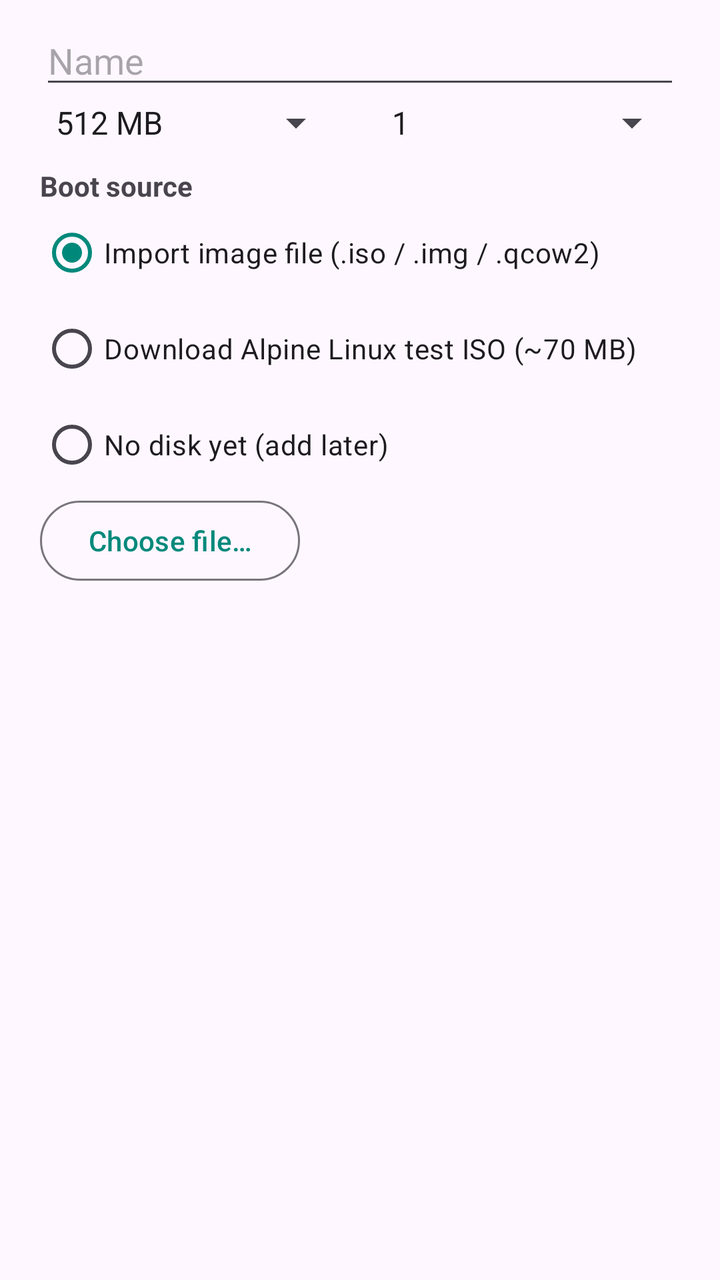
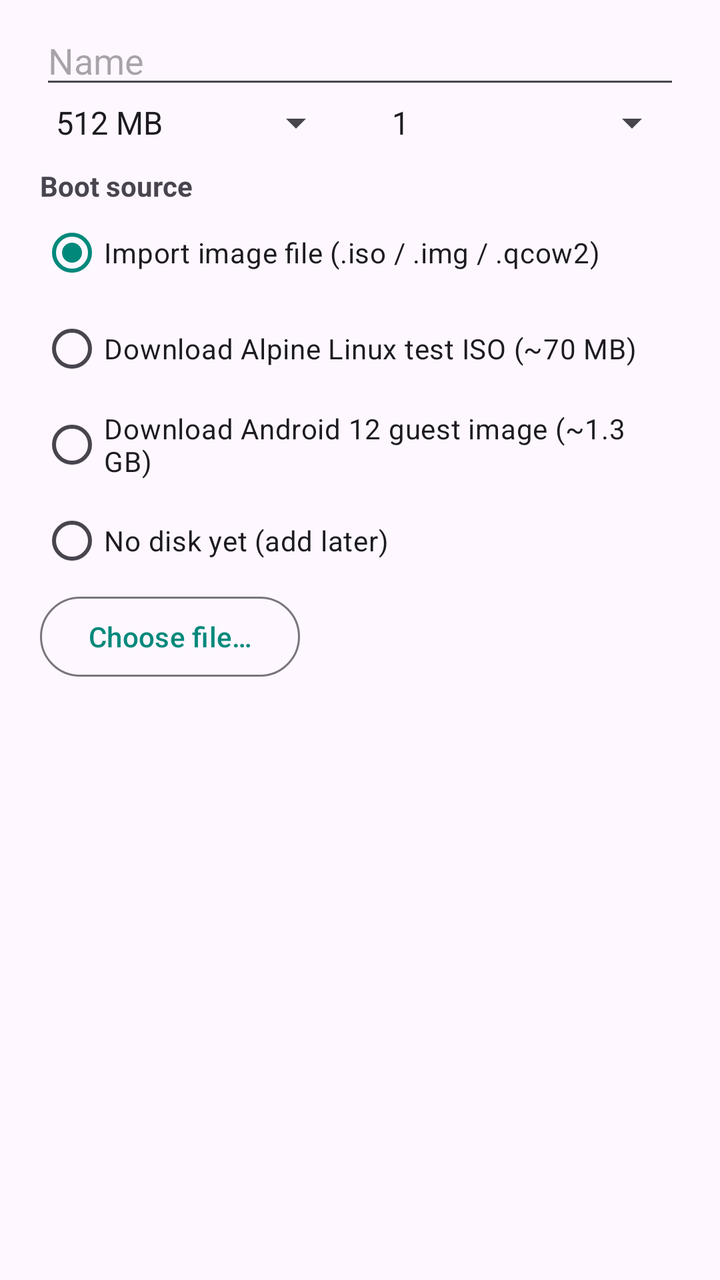

Screens rendered from an Android XML layout before and after an edit, with the pre-edit source and the edit as a unified diff.
<!-- AndroidManifest.xml: application theme Theme.PocketVM -->
<!-- res/layout/dialog_create.xml -->
<?xml version="1.0" encoding="utf-8"?>
<ScrollView xmlns:android="http://schemas.android.com/apk/res/android"
    android:layout_width="match_parent"
    android:layout_height="wrap_content"
    android:paddingLeft="20dp"
    android:paddingRight="20dp"
    android:paddingTop="8dp">

    <LinearLayout
        android:layout_width="match_parent"
        android:layout_height="wrap_content"
        android:orientation="vertical">

        <EditText
            android:id="@+id/create_name"
            android:layout_width="match_parent"
            android:layout_height="wrap_content"
            android:hint="@string/create_name_hint"
            android:importantForAutofill="no"
            android:inputType="text" />

        <LinearLayout
            android:layout_width="match_parent"
            android:layout_height="wrap_content"
            android:orientation="horizontal">

            <Spinner
                android:id="@+id/create_ram"
                android:layout_width="0dp"
                android:layout_height="wrap_content"
                android:layout_weight="1"
                android:entries="@array/ram_options"
                android:prompt="@string/create_ram_hint" />

            <Spinner
                android:id="@+id/create_cpu"
                android:layout_width="0dp"
                android:layout_height="wrap_content"
                android:layout_marginLeft="16dp"
                android:layout_weight="1"
                android:entries="@array/cpu_options"
                android:prompt="@string/create_cpu_hint" />
        </LinearLayout>

        <TextView
            android:layout_width="match_parent"
            android:layout_height="wrap_content"
            android:layout_marginTop="10dp"
            android:text="@string/create_source_hint"
            android:textStyle="bold" />

        <RadioGroup
            android:id="@+id/create_source"
            android:layout_width="match_parent"
            android:layout_height="wrap_content">

            <RadioButton
                android:id="@+id/src_import"
                android:layout_width="match_parent"
                android:layout_height="wrap_content"
                android:checked="true"
                android:text="@string/create_src_import" />

            <RadioButton
                android:id="@+id/src_download"
                android:layout_width="match_parent"
                android:layout_height="wrap_content"
                android:text="@string/create_src_download" />

            <RadioButton
                android:id="@+id/src_none"
                android:layout_width="match_parent"
                android:layout_height="wrap_content"
                android:text="@string/create_src_none" />
        </RadioGroup>

        <Button
            android:id="@+id/create_pick"
            style="?attr/materialButtonOutlinedStyle"
            android:layout_width="wrap_content"
            android:layout_height="wrap_content"
            android:text="@string/create_pick" />

        <TextView
            android:id="@+id/create_picked"
            android:layout_width="match_parent"
            android:layout_height="wrap_content"
            android:textSize="12sp"
            android:visibility="gone" />

        <TextView
            android:id="@+id/create_progress"
            android:layout_width="match_parent"
            android:layout_height="wrap_content"
            android:textSize="12sp"
            android:visibility="gone" />
    </LinearLayout>
</ScrollView>
<!-- resources referenced by this layout -->
<resources>
  <string-array name="cpu_options">
          <item>1</item>
          <item>2</item>
          <item>4</item>
          <item>6</item>
      </string-array>
  <string-array name="ram_options">
          <item>512 MB</item>
          <item>1 GB</item>
          <item>2 GB</item>
          <item>3 GB</item>
          <item>4 GB</item>
      </string-array>
  <string name="create_cpu_hint">CPUs</string>
  <string name="create_name_hint">Name</string>
  <string name="create_pick">Choose file…</string>
  <string name="create_ram_hint">Memory</string>
  <string name="create_source_hint">Boot source</string>
  <string name="create_src_download">Download Alpine Linux test ISO (~70 MB)</string>
  <string name="create_src_import">Import image file (.iso / .img / .qcow2)</string>
  <string name="create_src_none">No disk yet (add later)</string>
  <style name="Theme.PocketVM" parent="Theme.Material3.DayNight.NoActionBar">
          <item name="colorPrimary">@color/primary</item>
          <item name="colorPrimaryDark">@color/primary_dark</item>
          <item name="android:statusBarColor">@color/primary_dark</item>
      </style>
  <color name="primary">#00897B</color>
  <color name="primary_dark">#00695C</color>
</resources>

<!-- the commit's change to res/layout/dialog_create.xml (unified diff, before → after) -->
@@ -68,6 +68,12 @@
                 android:text="@string/create_src_download" />
 
             <RadioButton
+                android:id="@+id/src_android"
+                android:layout_width="match_parent"
+                android:layout_height="wrap_content"
+                android:text="@string/create_src_android" />
+
+            <RadioButton
                 android:id="@+id/src_none"
                 android:layout_width="match_parent"
                 android:layout_height="wrap_content"
<!-- resource entries referenced after the edit -->
@@ -18,6 +18,7 @@
   <string name="create_pick">Choose file…</string>
   <string name="create_ram_hint">Memory</string>
   <string name="create_source_hint">Boot source</string>
+  <string name="create_src_android">Download Android 12 guest image (~1.3 GB)</string>
   <string name="create_src_download">Download Alpine Linux test ISO (~70 MB)</string>
   <string name="create_src_import">Import image file (.iso / .img / .qcow2)</string>
   <string name="create_src_none">No disk yet (add later)</string>
